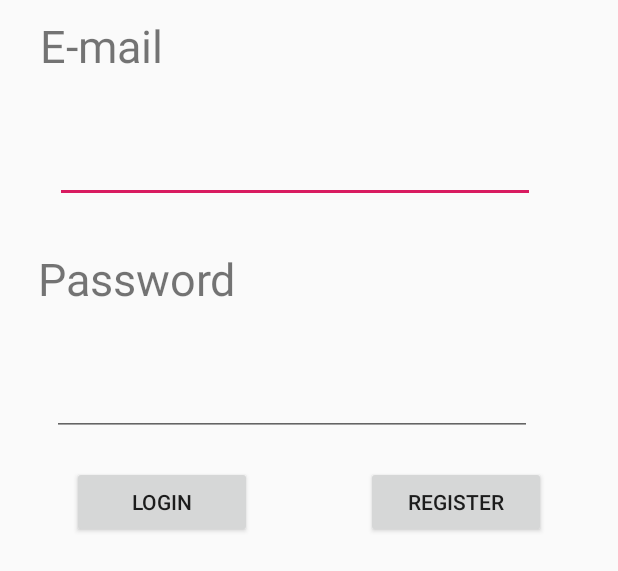
After one commit to mackankowski/beacons-store-android, an Android app: the layout activity_login.xml on its own in the app's theme, with its tools: preview values and no code run, on a phone screen of 412 x 824 dp. The commit adds this screen. Shown: the top 571 px of the screen. Run offline under Robolectric (Android 15) with nearby library versions, the phone set to English and light mode, and no system bars.

Commit message:
Template activities and layouts

```diff
--- /dev/null
+++ b/app/src/main/res/layout/activity_login.xml
@@ -0,0 +1,112 @@
+<?xml version="1.0" encoding="utf-8"?>
+<android.support.constraint.ConstraintLayout xmlns:android="http://schemas.android.com/apk/res/android"
+    android:layout_width="match_parent"
+    android:layout_height="match_parent"
+    xmlns:app="http://schemas.android.com/apk/res-auto">
+
+    <EditText
+        android:id="@+id/email_field"
+        android:layout_width="wrap_content"
+        android:layout_height="wrap_content"
+        android:layout_marginStart="8dp"
+        android:layout_marginTop="30dp"
+        android:layout_marginEnd="8dp"
+        android:ems="15"
+        android:inputType="textPersonName"
+        app:layout_constraintEnd_toEndOf="parent"
+        app:layout_constraintHorizontal_bias="0.377"
+        app:layout_constraintStart_toStartOf="parent"
+        app:layout_constraintTop_toBottomOf="@+id/textView2" />
+
+    <EditText
+        android:id="@+id/password_field"
+        android:layout_width="wrap_content"
+        android:layout_height="wrap_content"
+        android:layout_marginStart="8dp"
+        android:layout_marginTop="30dp"
+        android:layout_marginEnd="8dp"
+        android:ems="15"
+        android:inputType="textPassword"
+        app:layout_constraintEnd_toEndOf="parent"
+        app:layout_constraintHorizontal_bias="0.355"
+        app:layout_constraintStart_toStartOf="parent"
+        app:layout_constraintTop_toBottomOf="@+id/textView3" />
+
+    <TextView
+        android:id="@+id/textView2"
+        android:layout_width="120dp"
+        android:layout_height="50dp"
+        android:layout_marginStart="8dp"
+        android:layout_marginTop="10dp"
+        android:layout_marginEnd="8dp"
+        android:text="@string/email_text"
+        android:textSize="30sp"
+        app:layout_constraintEnd_toEndOf="parent"
+        app:layout_constraintHorizontal_bias="0.068"
+        app:layout_constraintStart_toStartOf="parent"
+        app:layout_constraintTop_toTopOf="parent" />
+
+    <TextView
+        android:id="@+id/textView3"
+        android:layout_width="140dp"
+        android:layout_height="50dp"
+        android:layout_marginStart="8dp"
+        android:layout_marginTop="30dp"
+        android:layout_marginEnd="8dp"
+        android:text="@string/password_text"
+        android:textSize="30sp"
+        app:layout_constraintEnd_toEndOf="parent"
+        app:layout_constraintHorizontal_bias="0.067"
+        app:layout_constraintStart_toStartOf="parent"
+        app:layout_constraintTop_toBottomOf="@+id/email_field" />
+
+    <Button
+        android:id="@+id/login_button"
+        android:layout_width="120dp"
+        android:layout_height="wrap_content"
+        android:layout_marginStart="48dp"
+        android:layout_marginTop="20dp"
+        android:onClick="loginButtonClick"
+        android:text="@string/login_text"
+        app:layout_constraintStart_toStartOf="parent"
+        app:layout_constraintTop_toBottomOf="@+id/password_field" />
+
+    <Button
+        android:id="@+id/register_button"
+        android:layout_width="120dp"
+        android:layout_height="wrap_content"
+        android:layout_marginTop="20dp"
+        android:layout_marginEnd="48dp"
+        android:onClick="registerButtonClick"
+        android:text="@string/register_text"
+        app:layout_constraintEnd_toEndOf="parent"
+        app:layout_constraintTop_toBottomOf="@+id/password_field" />
+
+    //TODO: Google integration
+    <!--<com.google.android.gms.common.SignInButton-->
+    <!--android:id="@+id/sign_in_google_button"-->
+    <!--android:layout_width="150dp"-->
+    <!--android:layout_height="wrap_content"-->
+    <!--android:layout_marginStart="8dp"-->
+    <!--android:layout_marginTop="10dp"-->
+    <!--android:layout_marginEnd="8dp"-->
+    <!--android:onClick="logInGoogle"-->
+    <!--app:layout_constraintBottom_toTopOf="@+id/progressBar"-->
+    <!--app:layout_constraintEnd_toEndOf="parent"-->
+    <!--app:layout_constraintStart_toStartOf="parent"-->
+    <!--app:layout_constraintTop_toBottomOf="@+id/register_button" />-->
+
+    <ProgressBar
+        android:id="@+id/progressBar"
+        style="?android:attr/progressBarStyle"
+        android:layout_width="wrap_content"
+        android:layout_height="wrap_content"
+        android:layout_marginStart="8dp"
+        android:layout_marginEnd="8dp"
+        android:layout_marginBottom="10dp"
+        android:visibility="invisible"
+        app:layout_constraintBottom_toBottomOf="parent"
+        app:layout_constraintEnd_toEndOf="parent"
+        app:layout_constraintStart_toStartOf="parent" />
+
+</android.support.constraint.ConstraintLayout>
--- a/app/src/main/res/layout/test.xml
+++ /dev/null
@@ -1,6 +0,0 @@
-<?xml version="1.0" encoding="utf-8"?>
-<android.support.constraint.ConstraintLayout
-    xmlns:android="http://schemas.android.com/apk/res/android" android:layout_width="match_parent"
-    android:layout_height="match_parent">
-
-</android.support.constraint.ConstraintLayout>
```
Also changed, not shown: app/src/main/AndroidManifest.xml (+8 -1 lines), app/src/main/java/pl/mackan/beaconstore/activities/CartActivity.kt (added, +13 -0 lines), app/src/main/java/pl/mackan/beaconstore/activities/LoginActivity.kt (renamed from app/src/main/java/pl/mackan/beaconstore/MainActivity.kt, +62 -58 lines), app/src/main/java/pl/mackan/beaconstore/activities/MainActivity.kt (added, +33 -0 lines), app/src/main/java/pl/mackan/beaconstore/activities/ProductDetailsActivity.kt (added, +13 -0 lines), app/src/main/java/pl/mackan/beaconstore/activities/ProductsActivity.kt (added, +13 -0 lines), app/src/main/java/pl/mackan/beaconstore/activities/ProfileActivity.kt (added, +13 -0 lines), app/src/main/res/layout/activity_cart.xml (added, +15 -0 lines), app/src/main/res/layout/activity_main.xml (+7 -105 lines), app/src/main/res/layout/activity_product_details.xml (added, +15 -0 lines), app/src/main/res/layout/activity_products.xml (added, +15 -0 lines), app/src/main/res/layout/activity_profile.xml (added, +15 -0 lines).
